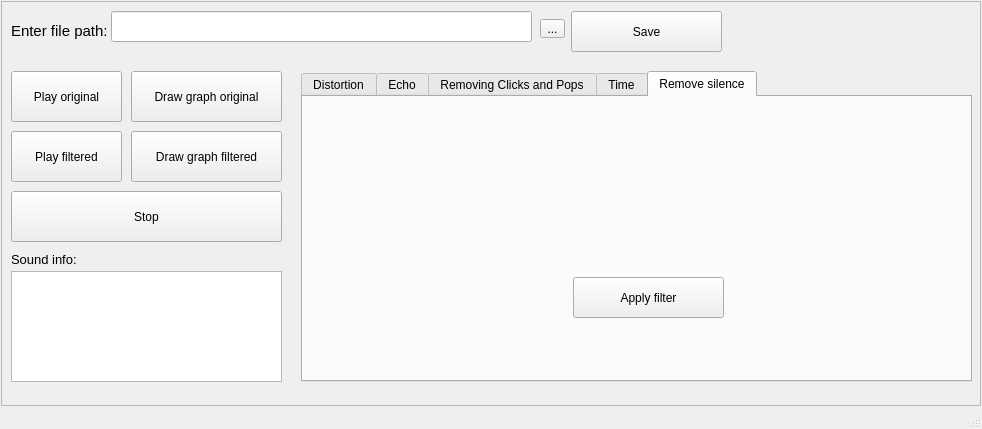
Old version of the form ui/mainForm.ui in the repository Andrew-Garanin/AudioDigitalFiltering.
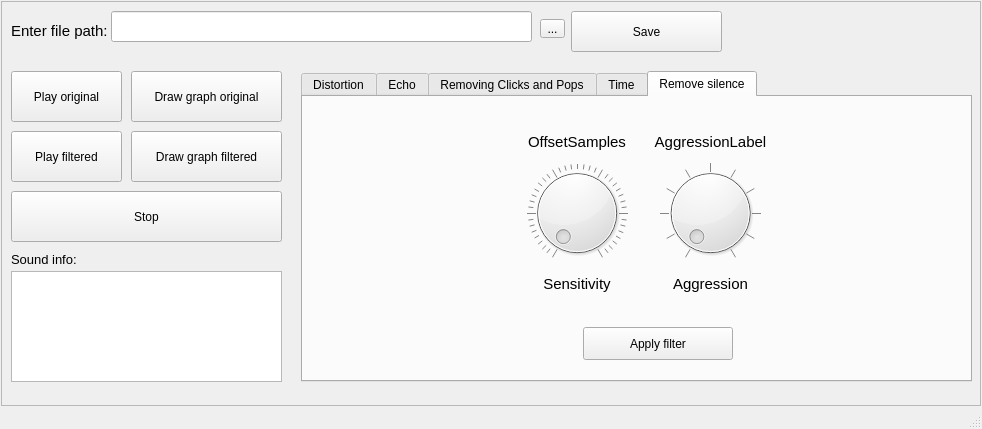
New version of the form. Icons and pictures are not drawn.

Diff of the .ui file:
```diff
--- a/ui/mainForm.ui
+++ b/ui/mainForm.ui
@@ -874,13 +874,159 @@
         <attribute name="title">
          <string>Remove silence</string>
         </attribute>
+        <widget class="QWidget" name="layoutWidget">
+         <property name="geometry">
+          <rect>
+           <x>210</x>
+           <y>30</y>
+           <width>261</width>
+           <height>171</height>
+          </rect>
+         </property>
+         <layout class="QGridLayout" name="gridLayout">
+          <property name="horizontalSpacing">
+           <number>6</number>
+          </property>
+          <item row="2" column="0">
+           <widget class="QLabel" name="offsetSamplesLabel">
+            <property name="font">
+             <font>
+              <pointsize>11</pointsize>
+             </font>
+            </property>
+            <property name="text">
+             <string>Sensitivity</string>
+            </property>
+            <property name="alignment">
+             <set>Qt::AlignCenter</set>
+            </property>
+           </widget>
+          </item>
+          <item row="0" column="1">
+           <widget class="QLabel" name="aggressionLabelValue">
+            <property name="sizePolicy">
+             <sizepolicy hsizetype="Expanding" vsizetype="Preferred">
+              <horstretch>0</horstretch>
+              <verstretch>0</verstretch>
+             </sizepolicy>
+            </property>
+            <property name="font">
+             <font>
+              <pointsize>11</pointsize>
+             </font>
+            </property>
+            <property name="text">
+             <string>AggressionLabel</string>
+            </property>
+            <property name="alignment">
+             <set>Qt::AlignCenter</set>
+            </property>
+           </widget>
+          </item>
+          <item row="1" column="1">
+           <widget class="QDial" name="aggressionWheel">
+            <property name="sizePolicy">
+             <sizepolicy hsizetype="Expanding" vsizetype="Preferred">
+              <horstretch>0</horstretch>
+              <verstretch>0</verstretch>
+             </sizepolicy>
+            </property>
+            <property name="maximum">
+             <number>100</number>
+            </property>
+            <property name="singleStep">
+             <number>1</number>
+            </property>
+            <property name="pageStep">
+             <number>5</number>
+            </property>
+            <property name="orientation">
+             <enum>Qt::Horizontal</enum>
+            </property>
+            <property name="notchTarget">
+             <double>10.000000000000000</double>
+            </property>
+            <property name="notchesVisible">
+             <bool>true</bool>
+            </property>
+           </widget>
+          </item>
+          <item row="1" column="0">
+           <widget class="QDial" name="offsetSamplesWheel">
+            <property name="sizePolicy">
+             <sizepolicy hsizetype="Expanding" vsizetype="Preferred">
+              <horstretch>0</horstretch>
+              <verstretch>0</verstretch>
+             </sizepolicy>
+            </property>
+            <property name="maximum">
+             <number>400</number>
+            </property>
+            <property name="singleStep">
+             <number>1</number>
+            </property>
+            <property name="pageStep">
+             <number>16</number>
+            </property>
+            <property name="orientation">
+             <enum>Qt::Horizontal</enum>
+            </property>
+            <property name="notchTarget">
+             <double>10.000000000000000</double>
+            </property>
+            <property name="notchesVisible">
+             <bool>true</bool>
+            </property>
+           </widget>
+          </item>
+          <item row="2" column="1">
+           <widget class="QLabel" name="aggressionLabel">
+            <property name="font">
+             <font>
+              <pointsize>11</pointsize>
+             </font>
+            </property>
+            <property name="text">
+             <string>Aggression</string>
+            </property>
+            <property name="alignment">
+             <set>Qt::AlignCenter</set>
+            </property>
+           </widget>
+          </item>
+          <item row="0" column="0">
+           <widget class="QLabel" name="offsetSamplesLabelValue">
+            <property name="sizePolicy">
+             <sizepolicy hsizetype="Preferred" vsizetype="Preferred">
+              <horstretch>0</horstretch>
+              <verstretch>0</verstretch>
+             </sizepolicy>
+            </property>
+            <property name="font">
+             <font>
+              <pointsize>11</pointsize>
+             </font>
+            </property>
+            <property name="focusPolicy">
+             <enum>Qt::NoFocus</enum>
+            </property>
+            <property name="text">
+             <string>OffsetSamples</string>
+            </property>
+            <property name="alignment">
+             <set>Qt::AlignCenter</set>
+            </property>
+           </widget>
+          </item>
+         </layout>
+        </widget>
         <widget class="QPushButton" name="buttonFilterRemoveSilence">
          <property name="geometry">
           <rect>
-           <x>270</x>
-           <y>180</y>
-           <width>151</width>
-           <height>41</height>
+           <x>280</x>
+           <y>230</y>
+           <width>150</width>
+           <height>33</height>
           </rect>
          </property>
          <property name="text">
```
